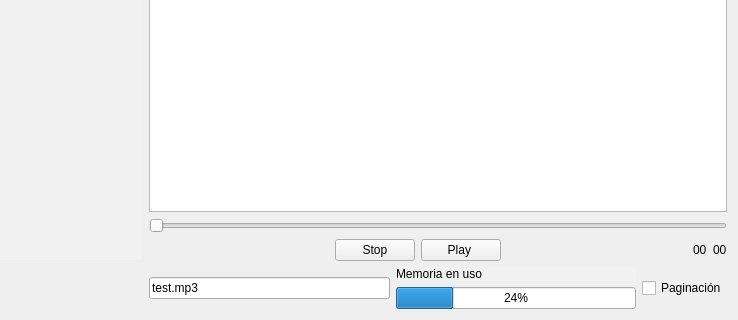
Old version of the form Proyecto1-Radio/widget.ui in the repository lazhero/RadioOdyssey; both pictures show x 124 to 862 and y 303 to 623 of the 862 by 623 pixel window.
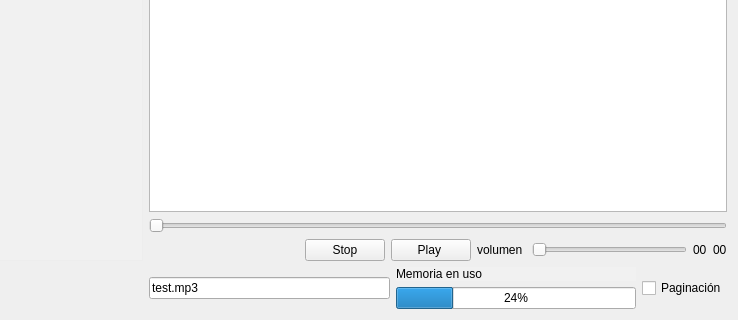
New version of the form.

Patch:
```diff
--- a/Proyecto1-Radio/widget.ui
+++ b/Proyecto1-Radio/widget.ui
@@ -107,17 +107,27 @@
         </widget>
        </item>
        <item>
-        <spacer name="horizontalSpacer_2">
-         <property name="orientation">
-          <enum>Qt::Horizontal</enum>
-         </property>
-         <property name="sizeHint" stdset="0">
+        <widget class="QLabel" name="label">
+         <property name="maximumSize">
           <size>
-           <width>40</width>
-           <height>20</height>
+           <width>64</width>
+           <height>27</height>
           </size>
          </property>
-        </spacer>
+         <property name="text">
+          <string>volumen </string>
+         </property>
+         <property name="scaledContents">
+          <bool>true</bool>
+         </property>
+        </widget>
+       </item>
+       <item>
+        <widget class="QSlider" name="vol">
+         <property name="orientation">
+          <enum>Qt::Horizontal</enum>
+         </property>
+        </widget>
        </item>
        <item>
         <widget class="QLabel" name="Duration">
```
